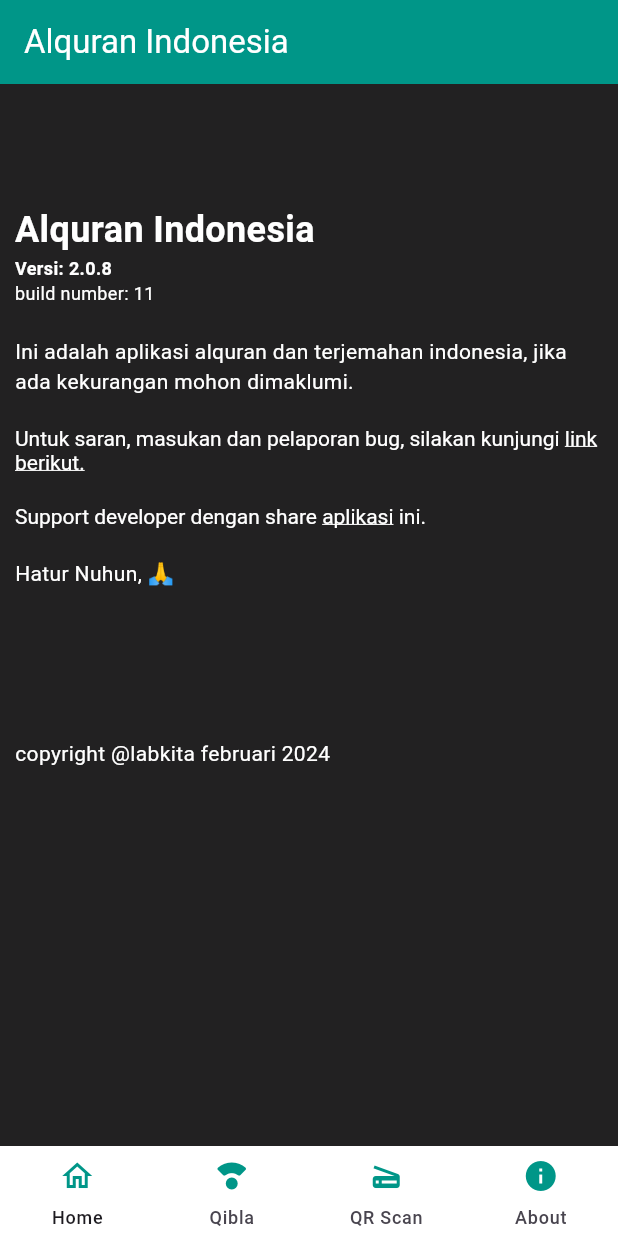
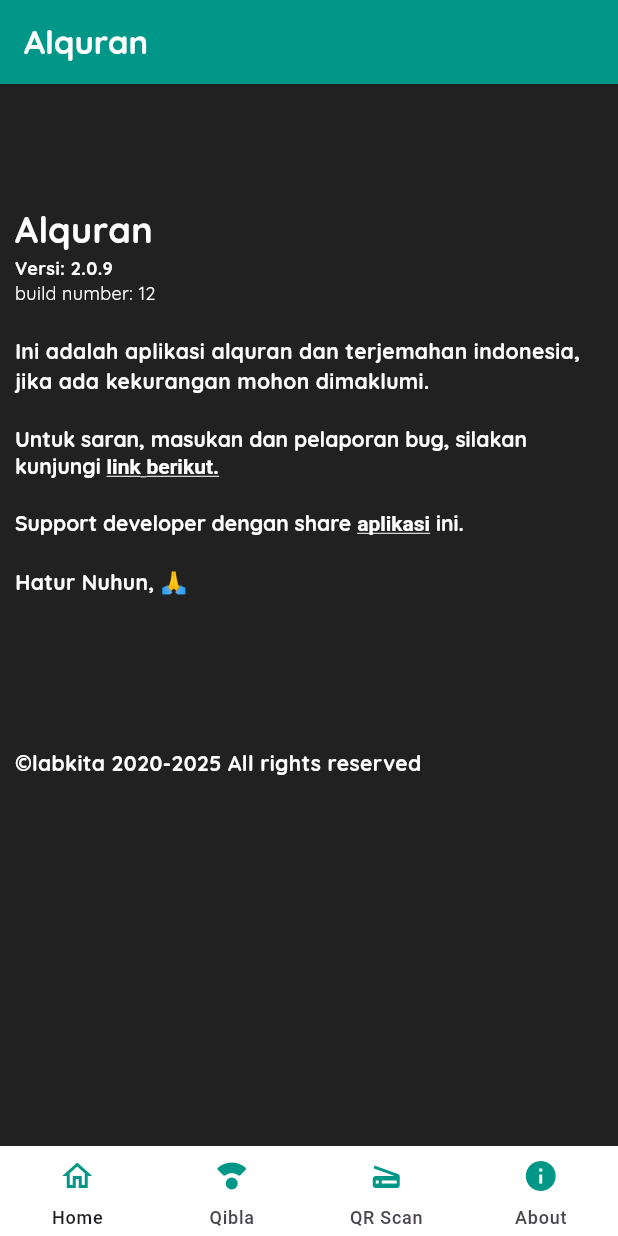
Before and after one commit to jhonoryza/flutter_labkita_alquran, a Flutter app: the screen it shows after launch, item 4 of the bottom bar chosen, on a phone screen of 412 x 824 dp. Run offline on Flutter 3.47's test engine with Material 3 defaults, Android fonts, the phone set to English and light mode, and no system bars; our stand-ins replace flutter_bloc, flutter_compass, geolocator, google_fonts, package_info_plus, permission_handler; missing offline and left inert: in_app_update, mobile_scanner.

```diff
--- /dev/null
+++ b/lib/bloc/permission.dart
@@ -0,0 +1,72 @@
+import 'package:flutter_bloc/flutter_bloc.dart';
+import 'package:flutter_labkita_alquran/helper.dart';
+import 'package:permission_handler/permission_handler.dart';
+
+// Event
+abstract class PermissionEvent {}
+
+class RequestPermissionEvent extends PermissionEvent {}
+
+class OpenAppSettingsEvent extends PermissionEvent {}
+
+class QiblaEvent extends PermissionEvent {}
+
+class UpdateQiblaEvent extends QiblaEvent {
+  final double qiblaDegree;
+
+  UpdateQiblaEvent(this.qiblaDegree);
+}
+
+// State
+abstract class PermissionState {}
+
+class PermissionInitialize extends PermissionState {}
+
+class PermissionGranted extends PermissionState {}
+
+class PermissionDenied extends PermissionState {}
+
+class PermissionPermanentlyDenied extends PermissionState {}
+
+class QiblaAcquired extends PermissionState {
+  double qiblaDegree;
+
+  QiblaAcquired({required this.qiblaDegree});
+}
+
+// Bloc
+class PermissionBloc extends Bloc<PermissionEvent, PermissionState> {
+  PermissionBloc() : super(PermissionInitialize()) {
+    on<RequestPermissionEvent>(_onRequestPermission);
+    on<OpenAppSettingsEvent>(_onOpenAppSettings);
+    on<UpdateQiblaEvent>(
+      (event, emit) {
+        emit(
+          QiblaAcquired(qiblaDegree: event.qiblaDegree),
+        );
+      },
+    );
+  }
+
+  Future<void> _onOpenAppSettings(
+      OpenAppSettingsEvent event, Emitter<PermissionState> emit) async {
+    await openAppSettings();
+  }
+
+  Future<void> _onRequestPermission(
+    RequestPermissionEvent event,
+    Emitter<PermissionState> emit,
+  ) async {
+    PermissionStatus status = await Permission.location.request();
+
+    if (status.isGranted) {
+      emit(PermissionGranted());
+      double degree = await getQiblaDirection();
+      emit(QiblaAcquired(qiblaDegree: degree));
+    } else if (status.isDenied) {
+      emit(PermissionDenied());
+    } else if (status.isPermanentlyDenied) {
+      emit(PermissionPermanentlyDenied());
+    }
+  }
+}
--- a/lib/widget/about_app.dart
+++ b/lib/widget/about_app.dart
@@ -3,6 +3,7 @@ import 'package:flutter/material.dart';
 import 'package:flutter/services.dart';
 import 'package:package_info_plus/package_info_plus.dart';
 import 'package:url_launcher/url_launcher.dart';
+import 'package:google_fonts/google_fonts.dart';
 
 class BuildAboutApp extends StatefulWidget {
   const BuildAboutApp({
@@ -62,43 +63,52 @@ class _BuildAboutAppState extends State<BuildAboutApp> {
                 crossAxisAlignment: CrossAxisAlignment.start,
                 children: [
                   Container(height: 80),
-                  const Text(
-                    'Alquran Indonesia',
+                  Text(
+                    'Alquran',
                     textAlign: TextAlign.center,
                     style: TextStyle(
                       fontSize: 24,
                       fontWeight: FontWeight.bold,
                       color: Colors.white,
+                      fontFamily: GoogleFonts.quicksand().fontFamily,
                     ),
                   ),
                   Text(
                     'Versi: ${packageInfo.version}',
-                    style: const TextStyle(
+                    style: TextStyle(
                       fontWeight: FontWeight.bold,
                       fontSize: 12,
                       color: Colors.white,
+                      fontFamily: GoogleFonts.quicksand().fontFamily,
                     ),
                     textAlign: TextAlign.center,
                   ),
                   Text(
                     'build number: ${packageInfo.buildNumber}',
-                    style: const TextStyle(
+                    style: TextStyle(
                       color: Colors.white,
                       fontSize: 12,
+                      fontFamily: GoogleFonts.quicksand().fontFamily,
                     ),
                     textAlign: TextAlign.center,
                   ),
                   Container(height: 20),
-                  const Text(
+                  Text(
                     'Ini adalah aplikasi alquran dan terjemahan indonesia, jika ada kekurangan mohon dimaklumi. ',
                     textAlign: TextAlign.left,
-                    style: TextStyle(color: Colors.white),
+                    style: TextStyle(
+                      color: Colors.white,
+                      fontFamily: GoogleFonts.quicksand().fontFamily,
+                      fontWeight: FontWeight.w700,
+                    ),
                   ),
                   Container(height: 20),
                   RichText(
                     text: TextSpan(
-                      style: const TextStyle(
+                      style: TextStyle(
                         color: Colors.white,
+                        fontFamily: GoogleFonts.quicksand().fontFamily,
+                        fontWeight: FontWeight.w700,
                       ),
                       children: [
                         const TextSpan(
@@ -120,8 +130,10 @@ class _BuildAboutAppState extends State<BuildAboutApp> {
                   Container(height: 20),
                   RichText(
                     text: TextSpan(
-                      style: const TextStyle(
+                      style: TextStyle(
                         color: Colors.white,
+                        fontFamily: GoogleFonts.quicksand().fontFamily,
+                        fontWeight: FontWeight.w700,
                       ),
                       children: [
                         const TextSpan(
@@ -139,32 +151,44 @@ class _BuildAboutAppState extends State<BuildAboutApp> {
                                 await Clipboard.setData(
                                   const ClipboardData(text: appLink),
                                 );
-                                ScaffoldMessenger.of(context).showSnackBar(
-                                  const SnackBar(
-                                    content: Text('Link disalin ke clipboard!'),
-                                  ),
-                                );
+                                if (context.mounted) {
+                                  ScaffoldMessenger.of(context).showSnackBar(
+                                    const SnackBar(
+                                      content:
+                                          Text('Link disalin ke clipboard!'),
+                                    ),
+                                  );
+                                }
                               }),
-                        const TextSpan(text: ' ini.'),
+                        TextSpan(
+                          text: ' ini.',
+                          style: TextStyle(
+                            fontFamily: GoogleFonts.quicksand().fontFamily,
+                            fontWeight: FontWeight.w700,
+                          ),
+                        ),
                       ],
                     ),
                   ),
                   Container(height: 20),
-                  const Text(
+                  Text(
                     'Hatur Nuhun, 🙏',
-                    style: const TextStyle(
+                    style: TextStyle(
                       color: Colors.white,
+                      fontFamily: GoogleFonts.quicksand().fontFamily,
+                      fontWeight: FontWeight.w700,
                     ),
                   ),
                   Container(
                     height: 100,
                   ),
-                  const Text(
-                    'copyright @labkita februari 2024',
+                  Text(
+                    "©labkita 2020-${DateTime.now().year.toString()} All rights reserved",
                     style: TextStyle(
-                      fontWeight: FontWeight.normal,
+                      fontWeight: FontWeight.bold,
                       fontSize: 14,
                       color: Colors.white,
+                      fontFamily: GoogleFonts.quicksand().fontFamily,
                     ),
                   ),
                 ],
--- a/lib/widget/navigation/bottom.dart
+++ b/lib/widget/navigation/bottom.dart
@@ -4,6 +4,7 @@ import 'package:flutter_labkita_alquran/widget/about_app.dart';
 import 'package:flutter_labkita_alquran/widget/qibla_compass.dart';
 import 'package:flutter_labkita_alquran/widget/qrcode_scanner.dart';
 import 'package:flutter_labkita_alquran/widget/surah_list.dart';
+import 'package:google_fonts/google_fonts.dart';
 
 class UseBottomNavigation extends StatefulWidget {
   const UseBottomNavigation({
@@ -23,27 +24,34 @@ class _UseBottomNavigationState extends State<UseBottomNavigation> {
   Widget build(BuildContext context) {
     return Scaffold(
       appBar: AppBar(
-        title: const Text(
+        title: Text(
           appTitle,
-          style: TextStyle(color: Colors.white),
+          style: TextStyle(
+            color: Colors.white,
+            fontFamily: GoogleFonts.quicksand().fontFamily,
+            fontWeight: FontWeight.bold,
+          ),
         ),
         backgroundColor: Colors.teal,
       ),
       bottomNavigationBar: createBar(),
-      body: _buildPage(currentPageIndex),
+      body: AnimatedSwitcher(
+        duration: const Duration(milliseconds: 500),
+        transitionBuilder: (Widget child, Animation<double> animation) {
+          return FadeTransition(
+            opacity: animation,
+            child: child,
+          );
+        },
+        child: _buildPage(currentPageIndex),
+      ),
     );
   }
 
   Widget _buildPage(int index) {
     switch (index) {
       case 0:
-        return BuildSurahList(
-          showSnack: (String message) {
-            ScaffoldMessenger.of(context).showSnackBar(
-              SnackBar(content: Text(message)),
-            );
-          },
-        );
+        return const BuildSurahList();
       case 1:
         return const BuildQiblaCompass();
       case 2:
--- a/lib/widget/navigation/top.dart
+++ b/lib/widget/navigation/top.dart
@@ -31,9 +31,7 @@ class UseTopNavigation extends MyAppState {
             ),
           ],
         ),
-        body: BuildSurahList(
-          showSnack: showSnack,
-        ),
+        body: const BuildSurahList(),
       ),
     );
   }
--- a/lib/widget/smooth_compas.dart
+++ b/lib/widget/smooth_compas.dart
@@ -2,7 +2,7 @@ import 'package:flutter/material.dart';
 //import 'package:smooth_compass_plus/utils/src/compass_ui.dart';
 
 Widget smoothCompas() {
-  return Scaffold(
+  return const Scaffold(
       // body: SmoothCompassWidget(
       //   rotationSpeed: 200,
       //   height: 300,
```
Also changed, not shown: lib/helper.dart (+46 -1 lines), lib/main.dart (+51 -21 lines), lib/widget/qibla_compass.dart (+99 -83 lines), lib/widget/qrcode_scanner.dart (+9 -3 lines), lib/widget/surah_detail.dart (+10 -7 lines), lib/widget/surah_list.dart (+46 -15 lines), pubspec.yaml (+10 -10 lines), pubspec.lock.
